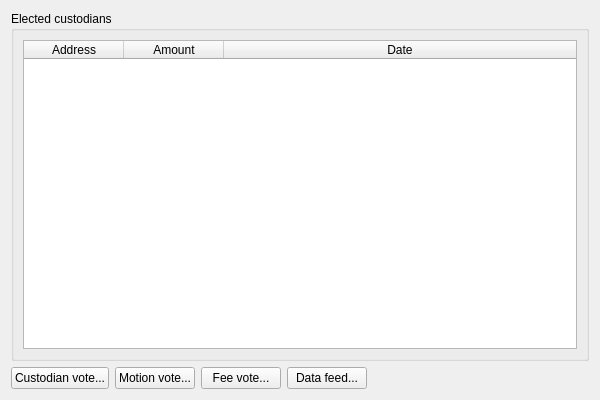
Old version of the form src/qt/forms/votepage.ui in the repository CoinGame/BCEShadow.
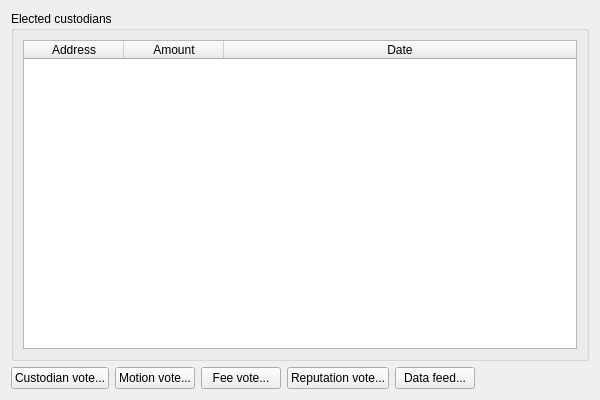
New version of the form.

Commit message: Reputation voting

```diff
--- a/src/qt/forms/votepage.ui
+++ b/src/qt/forms/votepage.ui
@@ -87,6 +87,13 @@
        </property>
       </widget>
      </item>
+     <item>
+      <widget class="QPushButton" name="reputationVote">
+       <property name="text">
+        <string>Reputation vote...</string>
+       </property>
+      </widget>
+     </item>
      <item>
       <widget class="QPushButton" name="dataFeedButton">
        <property name="text">
```
The commit also changes 19 other files.
